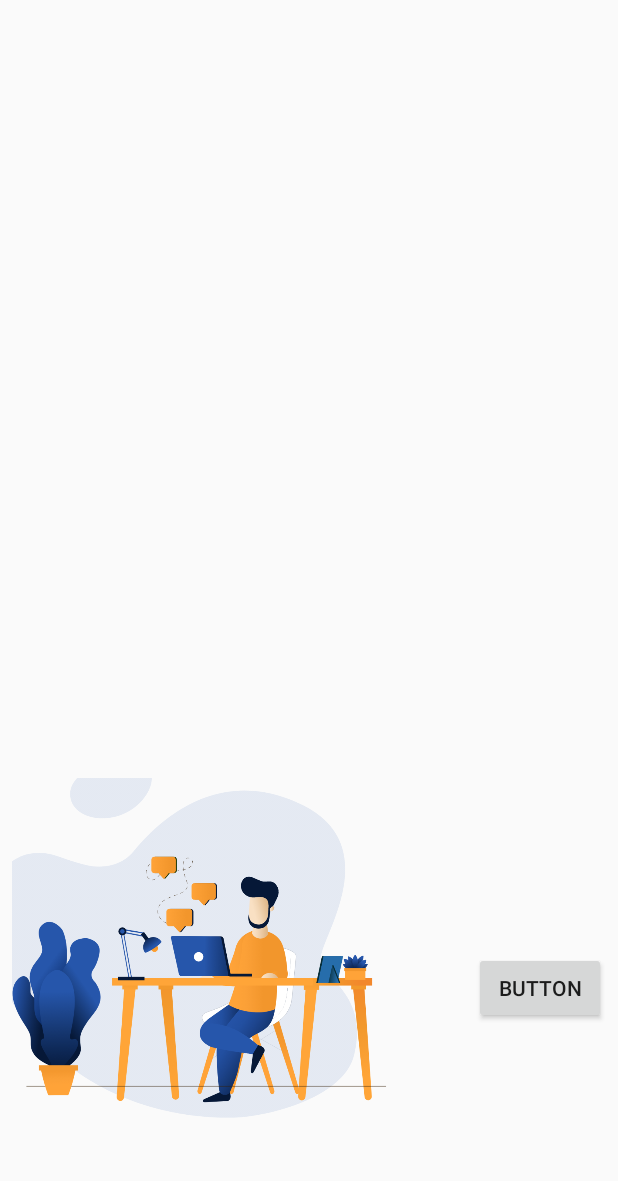
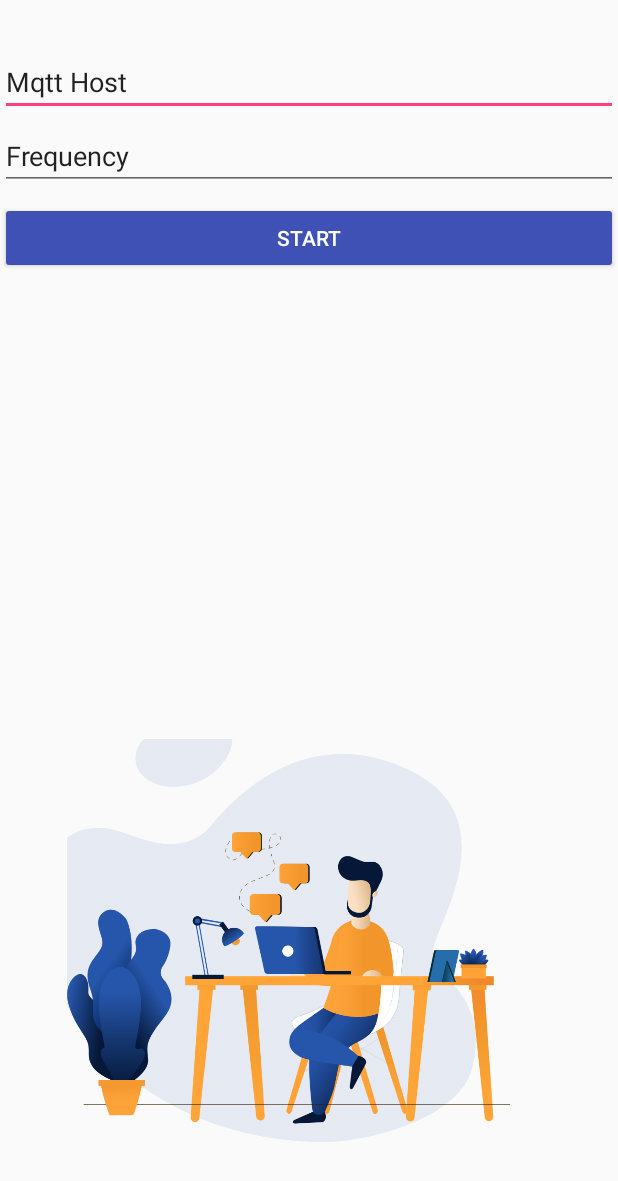
Before and after one commit to soorajshankar/DigitalTwin-Android, an Android app: the layout activity_login.xml on its own in the app's theme, with its tools: preview values and no code run, on a phone screen of 412 x 824 dp. Shown: the top 1181 px of the screen. Run offline under Robolectric (Android 15) with nearby library versions, the phone set to English and light mode, and no system bars.

Commit message:
MQTT Connection

```diff
--- a/app/src/main/AndroidManifest.xml
+++ b/app/src/main/AndroidManifest.xml
@@ -5,6 +5,10 @@
     <uses-feature
         android:name="android.hardware.sensor.gyroscope"
         android:required="true" />
+    <uses-permission android:name="android.permission.INTERNET" />
+    <uses-permission android:name="android.permission.WAKE_LOCK" />
+    <uses-permission android:name="android.permission.ACCESS_NETWORK_STATE" />
+    <uses-permission android:name="android.permission.READ_PHONE_STATE" />
 
     <application
         android:allowBackup="true"
@@ -14,6 +18,8 @@
         android:roundIcon="@mipmap/ic_launcher_round"
         android:supportsRtl="true"
         android:theme="@style/AppTheme">
+        <service android:name="org.eclipse.paho.android.service.MqttService" />
+
         <activity android:name=".Activities.LoginActivity">
             <intent-filter>
                 <action android:name="android.intent.action.MAIN" />
--- a/app/src/main/res/layout/activity_login.xml
+++ b/app/src/main/res/layout/activity_login.xml
@@ -6,28 +6,59 @@
     android:layout_height="match_parent"
     tools:context=".Activities.MainActivity">
 
-    <Button
-        android:id="@+id/button"
-        android:layout_width="wrap_content"
-        android:layout_height="wrap_content"
-        android:layout_marginBottom="32dp"
-        android:layout_marginEnd="8dp"
-        android:layout_marginStart="129dp"
-        android:layout_marginTop="32dp"
-        android:text="Button"
-        app:layout_constraintBottom_toBottomOf="parent"
-        app:layout_constraintEnd_toEndOf="parent"
-        app:layout_constraintHorizontal_bias="1.0"
-        app:layout_constraintStart_toStartOf="parent"
-        app:layout_constraintTop_toTopOf="parent"
-        app:layout_constraintVertical_bias="0.846" />
+    <ScrollView
+        android:layout_width="fill_parent"
+        android:layout_height="fill_parent">
+
+        <LinearLayout
+            android:layout_width="match_parent"
+            android:layout_height="wrap_content"
+            android:orientation="vertical"
+            tools:padding="20dp">
+
+            <android.support.v7.widget.AppCompatEditText
+                android:id="@+id/et_host"
+                android:layout_width="match_parent"
+                android:layout_height="wrap_content"
+                android:layout_marginTop="32dp"
+                android:ems="10"
+                android:inputType="textPersonName"
+                android:text="Mqtt Host"
+                app:layout_constraintTop_toTopOf="parent"
+                tools:layout_editor_absoluteX="8dp" />
+
+            <android.support.v7.widget.AppCompatEditText
+                android:id="@+id/et_freq"
+                android:layout_width="match_parent"
+                android:layout_height="wrap_content"
+                android:layout_marginBottom="8dp"
+                android:layout_marginTop="4dp"
+                android:ems="10"
+                android:inputType="number"
+                android:text="Frequency"
+                app:layout_constraintBottom_toTopOf="@+id/imageView"
+                app:layout_constraintTop_toBottomOf="@+id/editText2"
+                app:layout_constraintVertical_bias="0.018"
+                tools:layout_editor_absoluteX="8dp" />
+
+            <android.support.v7.widget.AppCompatButton
+                android:id="@+id/btn_start"
+                android:layout_width="match_parent"
+                android:layout_height="wrap_content"
+                android:backgroundTint="@color/colorPrimary"
+                android:textColor="@color/white"
+                android:text="Start" />
+
+        </LinearLayout>
+    </ScrollView>
 
     <ImageView
         android:id="@+id/imageView"
-        android:layout_width="279dp"
+        android:layout_width="match_parent"
         android:layout_height="331dp"
         android:layout_marginStart="8dp"
         app:layout_constraintBottom_toBottomOf="parent"
         app:layout_constraintStart_toStartOf="parent"
         app:srcCompat="@drawable/art_login" />
+
 </android.support.constraint.ConstraintLayout>
--- a/app/src/main/res/values/colors.xml
+++ b/app/src/main/res/values/colors.xml
@@ -3,4 +3,5 @@
     <color name="colorPrimary">#3F51B5</color>
     <color name="colorPrimaryDark">#303F9F</color>
     <color name="colorAccent">#FF4081</color>
+    <color name="white">#fff</color>
 </resources>
```
